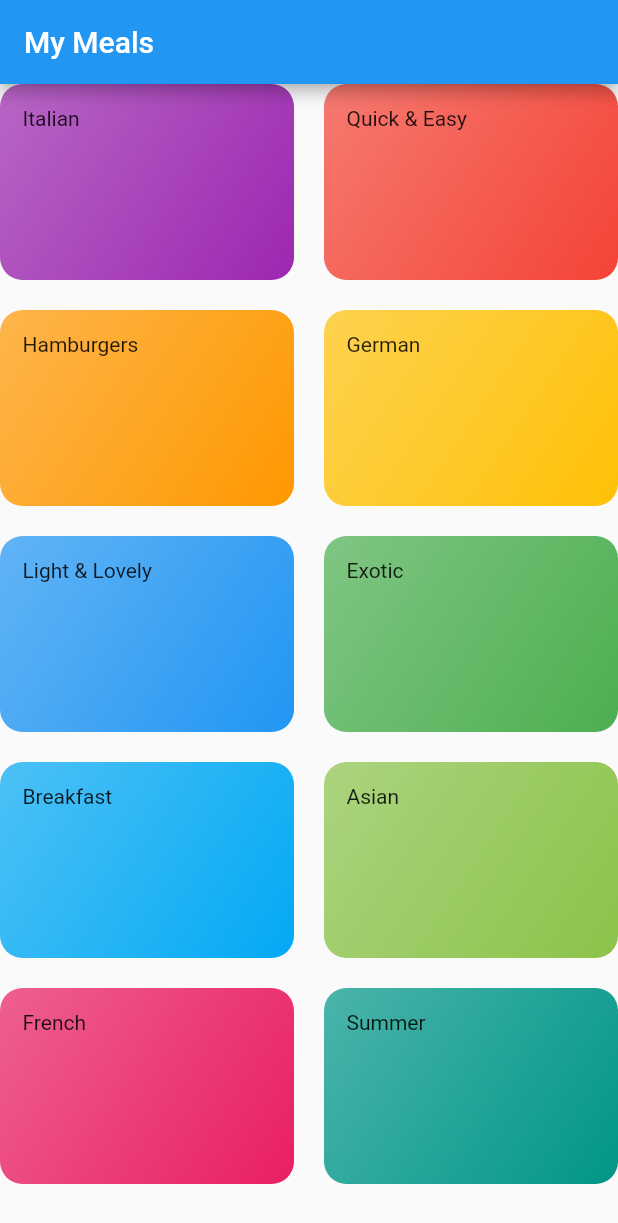
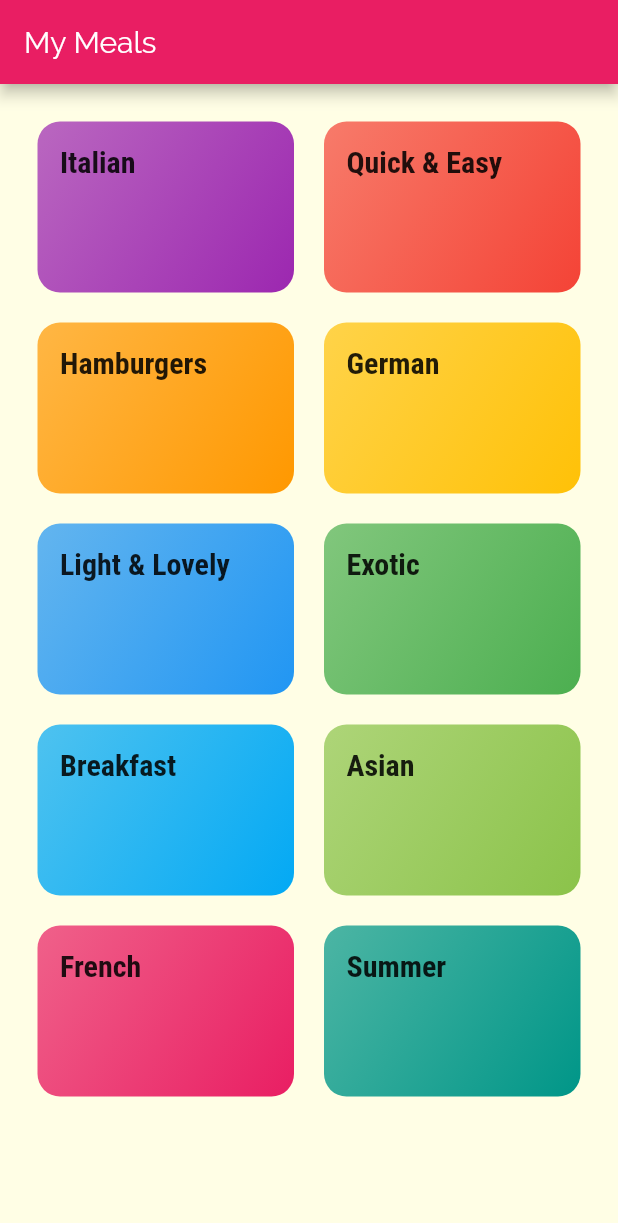
Before and after one commit to UmerSharif/best-cook-app, a Flutter app: the screen it shows after launch, on a phone screen of 412 x 824 dp. Shown: the top 1223 px of the screen. Run offline on Flutter 3.47's test engine with Material 2 defaults, Android fonts, the phone set to English and light mode, and no system bars.

Commit message:
Add basic theme styling

```diff
--- a/lib/categoty_item.dart
+++ b/lib/categoty_item.dart
@@ -9,7 +9,10 @@ class CategoryItem extends StatelessWidget {
   Widget build(BuildContext context) {
     return Container(
       padding: const EdgeInsets.all(15),
-      child: Text(title),
+      child: Text(
+        title,
+        style: Theme.of(context).textTheme.headline6,
+      ),
       decoration: BoxDecoration(
           gradient: LinearGradient(
               colors: [color.withOpacity(0.7), color],
--- a/lib/catergories_screen.dart
+++ b/lib/catergories_screen.dart
@@ -13,6 +13,7 @@ class CategoriesScreen extends StatelessWidget {
         title: const Text('My Meals'),
       ),
       body: GridView(
+        padding: const EdgeInsets.all(25),
         children: DUMMY_CATEGORIES
             .map((categoryData) => CategoryItem(
                   title: categoryData.title,
--- a/lib/main.dart
+++ b/lib/main.dart
@@ -22,8 +22,17 @@ class MyApp extends StatelessWidget {
           // or simply save your changes to "hot reload" in a Flutter IDE).
           // Notice that the counter didn't reset back to zero; the application
           // is not restarted.
-        primarySwatch: Colors.blue,
-      ),
+          primarySwatch: Colors.pink,
+          accentColor: Colors.amber,
+          canvasColor: Color.fromRGBO(255, 254, 229, 1),
+          fontFamily: 'Raleway',
+          textTheme: ThemeData.light().textTheme.copyWith(
+              bodyText1: TextStyle(color: Color.fromRGBO(20, 51, 51, 1)),
+              bodyText2: TextStyle(color: Color.fromRGBO(20, 51, 5, 1)),
+              headline6: TextStyle(
+                  fontSize: 20,
+                  fontFamily: 'RobotoCondensed',
+                  fontWeight: FontWeight.bold))),
       home: CategoriesScreen(),
     );
   }
```
Also changed, not shown: pubspec.yaml (+17 -6 lines), assets/fonts/Raleway-Black.ttf (added), assets/fonts/Raleway-Bold.ttf (added), assets/fonts/Raleway-Regular.ttf (added), assets/fonts/RobotoCondensed-Bold.ttf (added), assets/fonts/RobotoCondensed-Italic.ttf (added), assets/fonts/RobotoCondensed-Light.ttf (added), assets/fonts/RobotoCondensed-Regular.ttf (added). Lines whose indentation alone changed are shown as unchanged.
